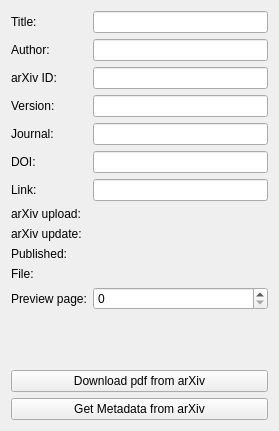
Above: amt/views/ui/articleForm.ui from eg0rim/amt before the change. Below: the same form after it.
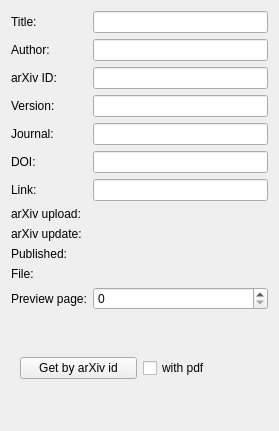
That is the form after the change. Custom widgets are drawn as their Qt base class.

Commit message: added multi file downloader; corresponding functionality added to add and arxiv dialogs

```diff
--- a/amt/views/ui/articleForm.ui
+++ b/amt/views/ui/articleForm.ui
@@ -143,17 +143,23 @@
     </layout>
    </item>
    <item>
-    <widget class="QPushButton" name="downloadPdfButton">
-     <property name="text">
-      <string>Download pdf from arXiv</string>
-     </property>
-    </widget>
-   </item>
+    <widget class="QWidget" name="arxivDownloadWidget" native="true">
+     <layout class="QHBoxLayout" name="horizontalLayout">
    <item>
     <widget class="QPushButton" name="getMetaButton">
      <property name="text">
-      <string>Get Metadata from arXiv</string>
-     </property>
+         <string>Get by arXiv id</string>
+        </property>
+       </widget>
+      </item>
+      <item>
+       <widget class="QCheckBox" name="downloadPdfCheckBox">
+        <property name="text">
+         <string>with pdf</string>
+        </property>
+       </widget>
+      </item>
+     </layout>
     </widget>
    </item>
   </layout>
```
Lines whose indentation alone changed are shown as unchanged. The commit also changes 7 other files.
